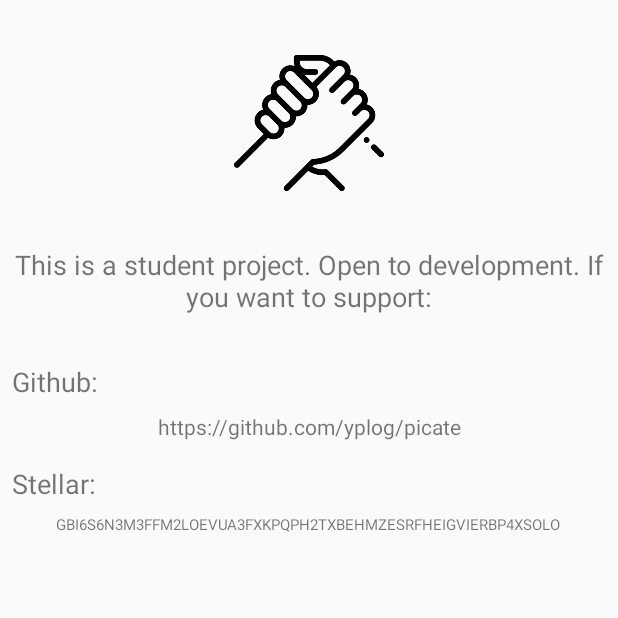
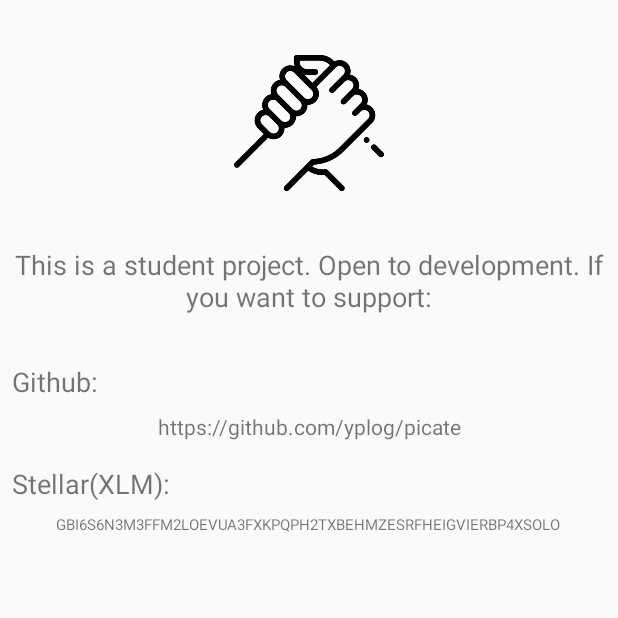
Before and after one commit to yplog/picate, an Android app: the SupportActivity screen opened directly, with no data from a screen before it, on a phone screen of 412 x 824 dp, the top half of it. Run offline under Robolectric (Android 15) with nearby library versions, the phone set to English and light mode, and no system bars.

Commit message:
Stellar(XLM)

```diff
--- a/app/src/main/res/values/strings.xml
+++ b/app/src/main/res/values/strings.xml
@@ -42,7 +42,7 @@
         to development. If you want to support:
     </string>
     <string name="github">Github:</string>
-    <string name="stellar">Stellar:</string>
+    <string name="stellar">Stellar(XLM):</string>
     <string name="gbi6s6n3m3ffm2loevua3fxkpqph2txbehmzesrfheigvierbp4xsolo">
         GBI6S6N3M3FFM2LOEVUA3FXKPQPH2TXBEHMZESRFHEIGVIERBP4XSOLO
     </string>
```
